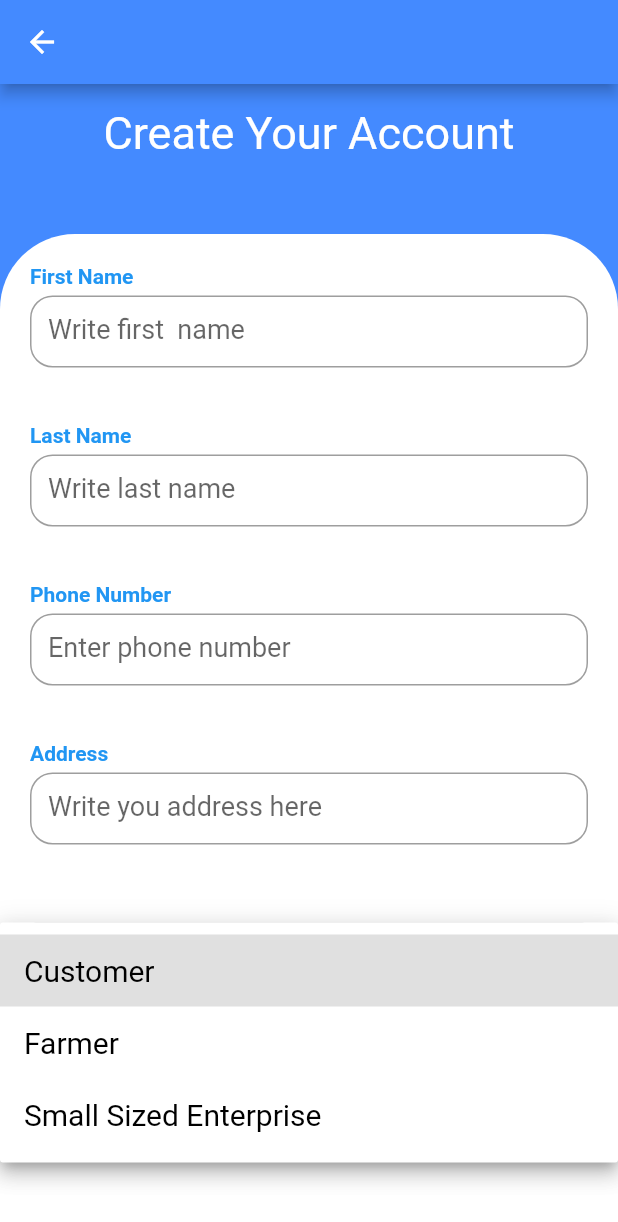
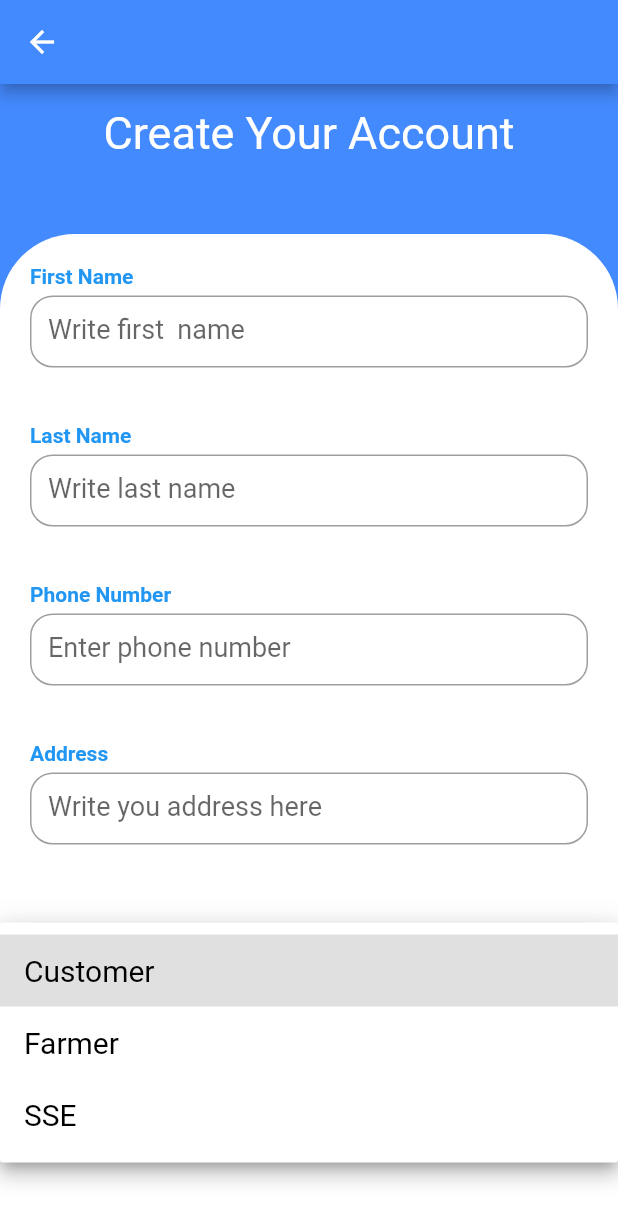
Before and after one commit to SolomonKassahun/digital-marketing-for-farmers-and-SSE, a Flutter app: the SignupPage screen opened by its route, after a tap on "Customer", on a phone screen of 412 x 824 dp. Shown: the top 1222 px of the screen. Run offline on Flutter 3.47's test engine with Material 2 defaults, Android fonts, the phone set to English and light mode, and no system bars; our stand-ins replace auto_size_text, cached_network_image, firebase_core, firebase_storage, flutter_bloc, flutter_progress_hud and 3 more; accounts and stored records are empty; network calls fail.

Commit message:
route stack updated + roles

```diff
--- a/dmfsse/lib/src/screens/common/registration/signup_page.dart
+++ b/dmfsse/lib/src/screens/common/registration/signup_page.dart
@@ -148,8 +148,6 @@ class _SignupPageState extends State<SignupPage> {
                               return "Enter Phone number";
                             } else if (value.toString().length != 10) {
                               return "phone number must be 10 digit";
-                            } else if (regExp.hasMatch(value)) {
-                              return "phone number must number";
                             } else {
                               return null;
                             }
@@ -169,7 +167,7 @@ class _SignupPageState extends State<SignupPage> {
                           controller: addressController,
                           isRequired: false,
                           onChanged: (String value) {},
-                          keyboardType: TextInputType.number,
+                          keyboardType: TextInputType.text,
                           errorMessage: "address",
                           obscureText: false,
                           validator: (value) {
--- a/dmfsse/lib/src/screens/common/widget/roles_dropdown.dart
+++ b/dmfsse/lib/src/screens/common/widget/roles_dropdown.dart
@@ -2,7 +2,7 @@ import 'package:flutter/material.dart';
 
 class RolesDropDown extends StatefulWidget {
   final ValueChanged<String> changeRole;
-  RolesDropDown({required this.changeRole, super.key});
+  const RolesDropDown({required this.changeRole, super.key});
 
   @override
   State<RolesDropDown> createState() => _RolesDropDownState();
@@ -33,7 +33,7 @@ class _RolesDropDownState extends State<RolesDropDown> {
           widget.changeRole(value.toString());
         });
       },
-      items: <String>['Customer', 'Farmer', 'Small Sized Enterprise']
+      items: <String>['Customer', 'Farmer', 'SSE']
           .map<DropdownMenuItem<String>>((String value) {
         return DropdownMenuItem<String>(
           value: value,
--- a/dmfsse/lib/src/screens/customer/customer_drawer.dart
+++ b/dmfsse/lib/src/screens/customer/customer_drawer.dart
@@ -107,7 +107,10 @@ class _CustomerDrawerState extends State<CustomerDrawer> {
               onTap: () {
                 UserPreference userPreference = UserPreference();
                 userPreference.removeUserInformation();
-                Navigator.pushNamed(context, Homepage.routeName);
+                Navigator.pushAndRemoveUntil(
+                    context,
+                    MaterialPageRoute(builder: (context) => const Homepage()),
+                    (route) => false);
               },
             ),
           )
--- a/dmfsse/lib/src/screens/farmer/farmer_drawer.dart
+++ b/dmfsse/lib/src/screens/farmer/farmer_drawer.dart
@@ -172,7 +172,10 @@ class _FarmerDrawerState extends State<FarmerDrawer> {
               onTap: () {
                 UserPreference userPreference = UserPreference();
                 userPreference.removeUserInformation();
-                Navigator.pushNamed(context, Homepage.routeName);
+                Navigator.pushAndRemoveUntil(
+                    context,
+                    MaterialPageRoute(builder: (context) => const Homepage()),
+                    (route) => false);
               },
             ),
           )
--- a/dmfsse/lib/src/screens/sse/sse_drawer.dart
+++ b/dmfsse/lib/src/screens/sse/sse_drawer.dart
@@ -107,7 +107,10 @@ class _SseDrawerState extends State<SseDrawer> {
               onTap: () {
                 UserPreference userPreference = UserPreference();
                 userPreference.removeUserInformation();
-                Navigator.pushNamed(context, Homepage.routeName);
+                Navigator.pushAndRemoveUntil(
+                    context,
+                    MaterialPageRoute(builder: (context) => const Homepage()),
+                    (route) => false);
               },
             ),
           )
```
Also changed, not shown: dmfsse/lib/src/screens/splash_screen.dart (+13 -0 lines).
